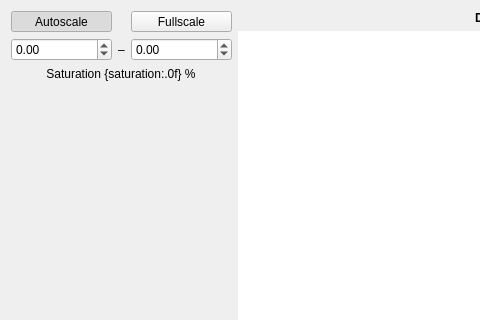
First picture: the form in assets/uis/dm.ui, repository janis-hag/kalao-ics, before the edit; both pictures show x 0 to 480 and y 0 to 320 of the 827 by 495 pixel window.
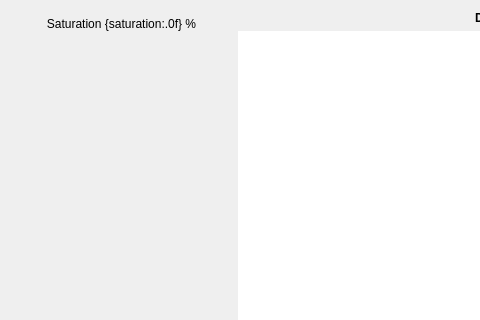
Second picture: the form after the edit. Custom widgets are drawn as their Qt base class.

```diff
--- a/assets/uis/dm.ui
+++ b/assets/uis/dm.ui
@@ -32,98 +32,17 @@
    <item row="0" column="0" rowspan="2">
     <layout class="QVBoxLayout" name="side_layout">
      <item>
-      <layout class="QGridLayout" name="scale_layout" columnstretch="1,0,1">
-       <item row="2" column="0" colspan="3" alignment="Qt::AlignmentFlag::AlignHCenter|Qt::AlignmentFlag::AlignVCenter">
-        <widget class="KLabel" name="saturation_label">
-         <property name="text">
-          <string>Saturation {saturation:.0f} %</string>
-         </property>
-         <property name="alignment">
-          <set>Qt::AlignmentFlag::AlignCenter</set>
-         </property>
-        </widget>
-       </item>
-       <item row="1" column="0">
-        <widget class="KScaledDoubleSpinbox" name="min_spinbox">
-         <property name="keyboardTracking">
-          <bool>false</bool>
-         </property>
-         <property name="decimals">
-          <number>2</number>
-         </property>
-         <property name="minimum">
-          <double>-99.000000000000000</double>
-         </property>
-         <property name="maximum">
-          <double>99.000000000000000</double>
-         </property>
-         <property name="singleStep">
-          <double>0.100000000000000</double>
-         </property>
-        </widget>
-       </item>
-       <item row="1" column="2" alignment="Qt::AlignmentFlag::AlignVCenter">
-        <widget class="KScaledDoubleSpinbox" name="max_spinbox">
-         <property name="keyboardTracking">
-          <bool>false</bool>
-         </property>
-         <property name="decimals">
-          <number>2</number>
-         </property>
-         <property name="minimum">
-          <double>-99.000000000000000</double>
-         </property>
-         <property name="maximum">
-          <double>99.000000000000000</double>
-         </property>
-         <property name="singleStep">
-          <double>0.100000000000000</double>
-         </property>
-        </widget>
-       </item>
-       <item row="1" column="1">
-        <widget class="QLabel" name="minmax_label">
-         <property name="text">
-          <string>–</string>
-         </property>
-        </widget>
-       </item>
-       <item row="0" column="2">
-        <widget class="QToolButton" name="fullscale_button">
-         <property name="sizePolicy">
-          <sizepolicy hsizetype="Minimum" vsizetype="Fixed">
-           <horstretch>0</horstretch>
-           <verstretch>0</verstretch>
-          </sizepolicy>
-         </property>
-         <property name="text">
-          <string>Fullscale</string>
-         </property>
-         <property name="checkable">
-          <bool>true</bool>
-         </property>
-        </widget>
-       </item>
-       <item row="0" column="0">
-        <widget class="QToolButton" name="autoscale_button">
-         <property name="sizePolicy">
-          <sizepolicy hsizetype="Minimum" vsizetype="Fixed">
-           <horstretch>0</horstretch>
-           <verstretch>0</verstretch>
-          </sizepolicy>
-         </property>
-         <property name="text">
-          <string>Autoscale</string>
-         </property>
-         <property name="checkable">
-          <bool>true</bool>
-         </property>
-         <property name="checked">
-          <bool>true</bool>
-         </property>
-        </widget>
-       </item>
-      </layout>
+      <widget class="ImgMinMaxPart" name="minmax_widget"/>
+     </item>
+     <item>
+      <widget class="KLabel" name="saturation_label">
+       <property name="text">
+        <string>Saturation {saturation:.0f} %</string>
+       </property>
+       <property name="alignment">
+        <set>Qt::AlignmentFlag::AlignCenter</set>
+       </property>
+      </widget>
      </item>
      <item>
       <spacer name="verticalSpacer">
@@ -182,6 +101,11 @@
   </layout>
  </widget>
  <customwidgets>
+  <customwidget>
+   <class>ImgMinMaxPart</class>
+   <extends>QWidget</extends>
+   <header>kalao.guis.utils.parts</header>
+  </customwidget>
   <customwidget>
    <class>KLabel</class>
    <extends>QLabel</extends>
@@ -192,11 +116,6 @@
    <extends>QGraphicsView</extends>
    <header>kalao.guis.utils.widgets</header>
   </customwidget>
-  <customwidget>
-   <class>KScaledDoubleSpinbox</class>
-   <extends>QDoubleSpinBox</extends>
-   <header>kalao.guis.utils.widgets</header>
-  </customwidget>
  </customwidgets>
  <resources/>
  <connections/>
```
